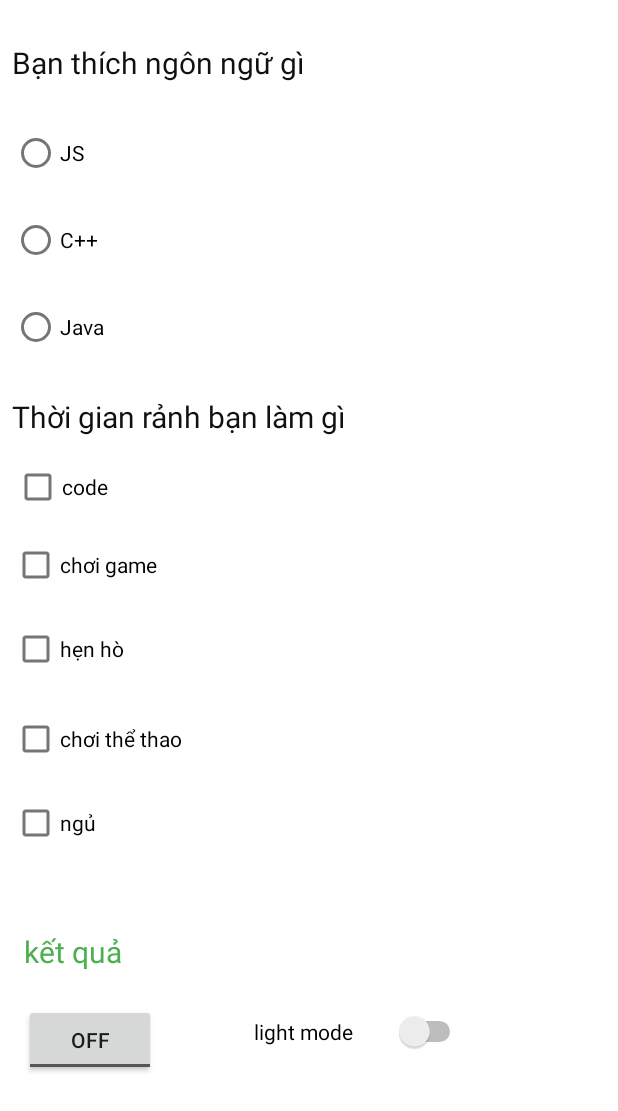
After one commit to tomnyson/adroid-basic-sumer-2022, an Android app: the layout activity_control_button.xml on its own in the app's theme, with its tools: preview values and no code run, on a phone screen of 412 x 824 dp. The commit adds this screen. Shown: the top 1111 px of the screen. Run offline under Robolectric (Android 15) with nearby library versions, the phone set to English and light mode, and no system bars.

Commit message:
simple control + layout change

```diff
--- /dev/null
+++ b/AndroidStudioProjects/androidsummer2022/app/src/main/res/layout/activity_control_button.xml
@@ -0,0 +1,154 @@
+<?xml version="1.0" encoding="utf-8"?>
+<androidx.constraintlayout.widget.ConstraintLayout xmlns:android="http://schemas.android.com/apk/res/android"
+    xmlns:app="http://schemas.android.com/apk/res-auto"
+    xmlns:tools="http://schemas.android.com/tools"
+    android:id="@+id/layoutControl"
+    android:layout_width="match_parent"
+    android:layout_height="match_parent"
+    tools:context=".ControlButtonActivity">
+
+    <TextView
+        android:id="@+id/textView8"
+        android:layout_width="wrap_content"
+        android:layout_height="wrap_content"
+        android:layout_marginStart="8dp"
+        android:layout_marginTop="28dp"
+        android:text="Bạn thích ngôn ngữ gì"
+        android:textColor="#101010"
+        android:textSize="20sp"
+        app:layout_constraintStart_toStartOf="parent"
+        app:layout_constraintTop_toTopOf="parent" />
+
+    <TextView
+        android:id="@+id/textView18"
+        android:layout_width="wrap_content"
+        android:layout_height="wrap_content"
+        android:layout_marginStart="8dp"
+        android:layout_marginTop="264dp"
+        android:text="Thời gian rảnh bạn làm gì"
+        android:textColor="#101010"
+        android:textSize="20sp"
+        app:layout_constraintStart_toStartOf="parent"
+        app:layout_constraintTop_toTopOf="parent" />
+
+    <RadioGroup
+        android:id="@+id/grdNgonNgu"
+        android:layout_width="0dp"
+        android:layout_height="180dp"
+        android:layout_marginTop="68dp"
+        app:layout_constraintEnd_toEndOf="parent"
+        app:layout_constraintHorizontal_bias="0.0"
+        app:layout_constraintStart_toStartOf="parent"
+        app:layout_constraintTop_toTopOf="parent">
+
+        <RadioButton
+            android:id="@+id/rdJs"
+            android:layout_width="wrap_content"
+            android:layout_height="wrap_content"
+            android:layout_marginStart="8dp"
+            android:layout_marginTop="10dp"
+            android:text="JS" />
+
+        <RadioButton
+            android:id="@+id/rdC"
+            android:layout_width="wrap_content"
+            android:layout_height="wrap_content"
+            android:layout_marginStart="8dp"
+            android:layout_marginTop="10dp"
+            android:text="C++" />
+
+        <RadioButton
+            android:id="@+id/rdJava"
+            android:layout_width="wrap_content"
+            android:layout_height="wrap_content"
+            android:layout_marginStart="8dp"
+            android:layout_marginTop="10dp"
+            android:text="Java" />
+    </RadioGroup>
+
+    <CheckBox
+        android:id="@+id/ckCode"
+        android:layout_width="wrap_content"
+        android:layout_height="wrap_content"
+        android:layout_marginStart="9dp"
+        android:layout_marginTop="9dp"
+        android:text="code"
+        app:layout_constraintStart_toStartOf="parent"
+        app:layout_constraintTop_toBottomOf="@+id/textView18" />
+
+    <CheckBox
+        android:id="@+id/ckplayGame"
+        android:layout_width="wrap_content"
+        android:layout_height="wrap_content"
+        android:layout_marginStart="8dp"
+        android:layout_marginTop="4dp"
+        android:text="chơi game"
+        app:layout_constraintStart_toStartOf="parent"
+        app:layout_constraintTop_toBottomOf="@+id/ckCode" />
+
+    <CheckBox
+        android:id="@+id/ckHenho"
+        android:layout_width="wrap_content"
+        android:layout_height="wrap_content"
+        android:layout_marginStart="8dp"
+        android:layout_marginTop="8dp"
+        android:text="hẹn hò"
+        app:layout_constraintStart_toStartOf="parent"
+        app:layout_constraintTop_toBottomOf="@+id/ckplayGame" />
+
+    <CheckBox
+        android:id="@+id/ckPlaySport"
+        android:layout_width="wrap_content"
+        android:layout_height="wrap_content"
+        android:layout_marginStart="8dp"
+        android:layout_marginTop="68dp"
+        android:text="chơi thể thao"
+        app:layout_constraintStart_toStartOf="parent"
+        app:layout_constraintTop_toBottomOf="@+id/ckplayGame" />
+
+    <CheckBox
+        android:id="@+id/ckSleep"
+        android:layout_width="wrap_content"
+        android:layout_height="wrap_content"
+        android:layout_marginStart="8dp"
+        android:layout_marginTop="124dp"
+        android:text="ngủ"
+        app:layout_constraintStart_toStartOf="parent"
+        app:layout_constraintTop_toBottomOf="@+id/ckplayGame" />
+
+    <TextView
+        android:id="@+id/tvKetQuaSoThich"
+        android:layout_width="wrap_content"
+        android:layout_height="wrap_content"
+        android:layout_marginStart="16dp"
+        android:layout_marginTop="48dp"
+        android:text="kết quả"
+        android:textColor="#4CAF50"
+        android:textSize="20sp"
+        app:layout_constraintStart_toStartOf="parent"
+        app:layout_constraintTop_toBottomOf="@+id/ckSleep" />
+
+    <ToggleButton
+        android:id="@+id/tgbtnChangeColor"
+        android:layout_width="wrap_content"
+        android:layout_height="wrap_content"
+        android:layout_marginStart="16dp"
+        android:layout_marginTop="21dp"
+        android:text="Change Color"
+        app:layout_constraintStart_toStartOf="parent"
+        app:layout_constraintTop_toBottomOf="@+id/tvKetQuaSoThich" />
+
+    <Switch
+        android:id="@+id/swMode"
+        android:layout_width="141dp"
+        android:layout_height="55dp"
+        android:layout_marginStart="65dp"
+        android:layout_marginTop="660dp"
+        android:layout_marginEnd="129dp"
+        android:text="light mode"
+        app:layout_constraintEnd_toEndOf="parent"
+        app:layout_constraintHorizontal_bias="0.0"
+        app:layout_constraintStart_toEndOf="@+id/tgbtnChangeColor"
+        app:layout_constraintTop_toTopOf="parent" />
+
+</androidx.constraintlayout.widget.ConstraintLayout>
--- a/AndroidStudioProjects/androidsummer2022/app/src/main/res/values/colors.xml
+++ b/AndroidStudioProjects/androidsummer2022/app/src/main/res/values/colors.xml
@@ -8,4 +8,5 @@
     <color name="black">#FF000000</color>
     <color name="white">#FFFFFFFF</color>
     <color name="yellow">#C3710C</color>
+    <color name="green">#4CAF50</color>
 </resources>
```
Also changed, not shown: AndroidStudioProjects/androidsummer2022/app/src/main/AndroidManifest.xml (+10 -1 lines), AndroidStudioProjects/androidsummer2022/app/src/main/java/com/example/android_summer_2022/ControlButtonActivity.java (added, +101 -0 lines).
